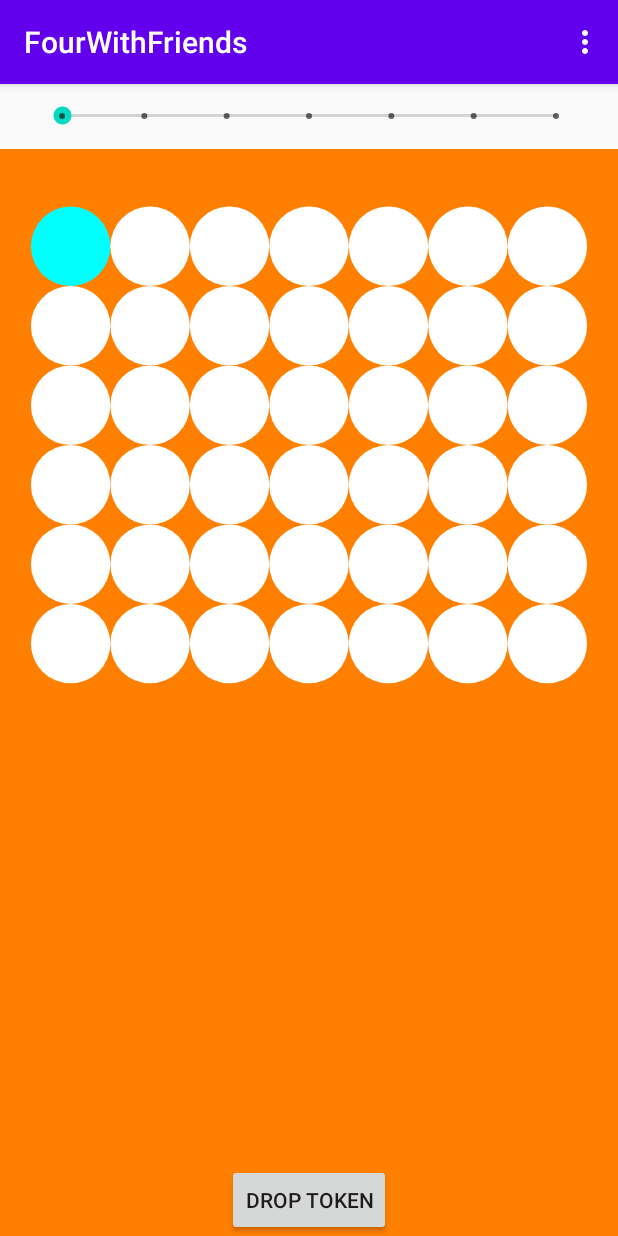
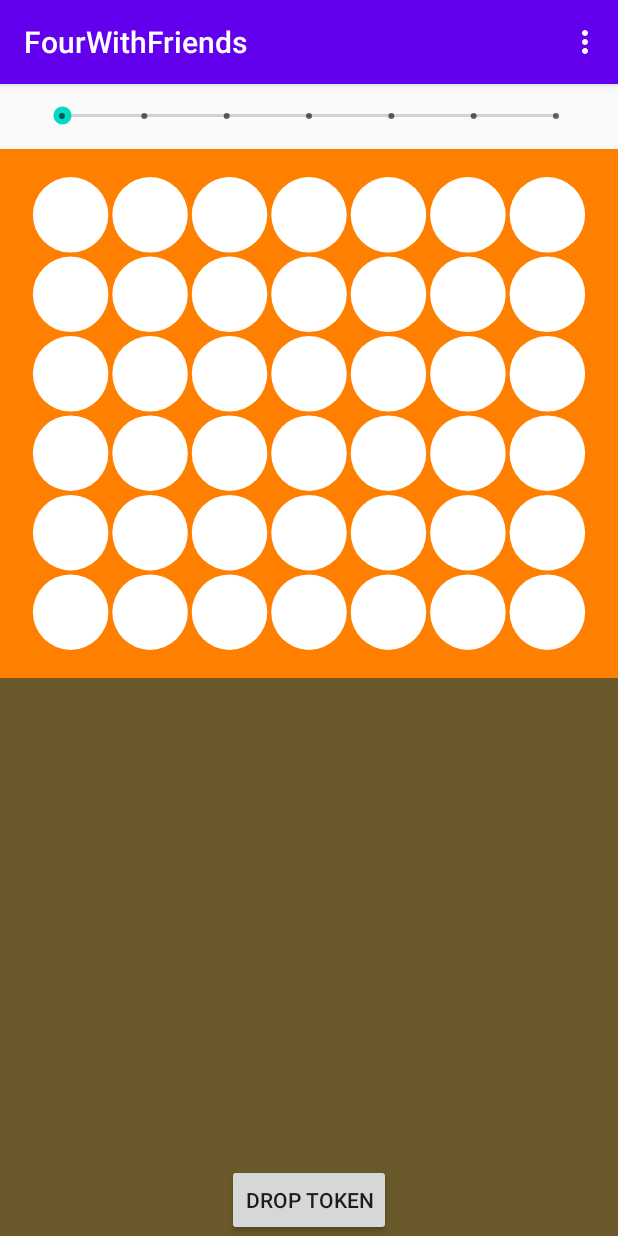
Before and after one commit to apradhan12/four-with-friends-android, an Android app: the screen it shows after launch (Connect4Activity), on a phone screen of 412 x 824 dp. Run offline under Robolectric (Android 15) with nearby library versions, the phone set to English and light mode, and no system bars.

Commit message:
Cleaning up style and code

```diff
--- a/app/src/main/java/com/fourwithfriends/BoardView.kt
+++ b/app/src/main/java/com/fourwithfriends/BoardView.kt
@@ -14,19 +14,19 @@ import java.util.*
 
 const val TOKEN_DIAMETER = 0.95
 const val SCREEN_WIDTH = 0.9
-const val TOP_PADDING = 0.05
 
 class BoardView(context: Context, attrs: AttributeSet) : View(context, attrs) {
 
-    private val rect: Rect = Rect(0, 0, 100, 100)
-//    private val paint: Paint = Paint()
     private val blue: Paint = Paint()
+    private val boardBgPaint = Paint()
     private val orange: Paint = Paint()
     private val white: Paint = Paint()
+    private val bgColor: Int = Color.rgb(105, 88, 41)
 
     init {
         blue.color = Color.CYAN
-        orange.color = Color.rgb(255, 128, 0)
+        boardBgPaint.color = Color.rgb(255, 128, 0)
+        orange.color = Color.rgb(255, 206, 0)
         white.color = Color.WHITE
     }
 
@@ -38,14 +38,10 @@ class BoardView(context: Context, attrs: AttributeSet) : View(context, attrs) {
         super.onDraw(canvas)
 
         val can: Canvas = canvas!!
-        can.drawColor(Color.rgb(105, 88, 41))
+        can.drawColor(bgColor)
+        can.drawRect(0F, 0F, width.toFloat(), (width * boardHeight / boardWidth).toFloat(), boardBgPaint)
 
-        model.setBoardCell(0, 0, PlayerColor.Blue)
         val board = model.board
-//        println("here is board ${Arrays.deepToString(board)}")
-        println("Width: $width")
-        println("Display width: ${getDisplayDimensions().widthPixels}")
-        can.drawRect(0F, 0F, 1440F, 1440F, orange)
         for (col in 0 until boardWidth) {
             for (row in 0 until boardHeight) {
                 val paint: Paint = when (board[col][row]!!) {
@@ -56,30 +52,28 @@ class BoardView(context: Context, attrs: AttributeSet) : View(context, attrs) {
                 can.drawOval(convertCoords(col, row), paint)
             }
         }
-        println("Converted 0 0: " + convertCoords(0, 0))
-        println("Converted 3 5: " + convertCoords(3, 5))
-//        can.drawOval(0F, 0F, 100F, 100F, blue)
     }
 
-    private fun getDisplayDimensions(): DisplayMetrics {
-        val displayMetrics = DisplayMetrics()
-        (context as Activity).windowManager
-            .defaultDisplay
-            .getMetrics(displayMetrics)
-        return displayMetrics
+    private fun convertRow(row: Int): Int {
+        return boardHeight - row - 1
     }
 
     private fun convertCoords(col: Int, row: Int): RectF {
         val boardWidthPx = width * SCREEN_WIDTH
+        val screenHeightAdjusted = width * boardHeight / boardWidth
+        val boardHeightPx = boardWidthPx * boardHeight / boardWidth
         val boardXOffsetPx = (width - boardWidthPx) / 2
-        val boardYOffsetPx = height * TOP_PADDING
+        val boardYOffsetPx = (screenHeightAdjusted - boardHeightPx) / 2
         val cellWidthPx = boardWidthPx / boardWidth
-        println("Cell width: $cellWidthPx")
+        val tokenWidthPx = cellWidthPx * TOKEN_DIAMETER
+        val tokenOffsetPx = (cellWidthPx - tokenWidthPx) / 2
+        val convertedRow = convertRow(row)
+
         return RectF(
-            (boardXOffsetPx + col * cellWidthPx).toFloat(),
-            (boardYOffsetPx + row * cellWidthPx).toFloat(),
-            (boardXOffsetPx + (col + 1) * cellWidthPx).toFloat(),
-            (boardYOffsetPx + (row + 1) * cellWidthPx).toFloat()
+            (boardXOffsetPx + col * cellWidthPx + tokenOffsetPx).toFloat(),
+            (boardYOffsetPx + convertedRow * cellWidthPx + tokenOffsetPx).toFloat(),
+            (boardXOffsetPx + (col + 1) * cellWidthPx - tokenOffsetPx).toFloat(),
+            (boardYOffsetPx + (convertedRow + 1) * cellWidthPx - tokenOffsetPx).toFloat()
         )
     }
 }
```
